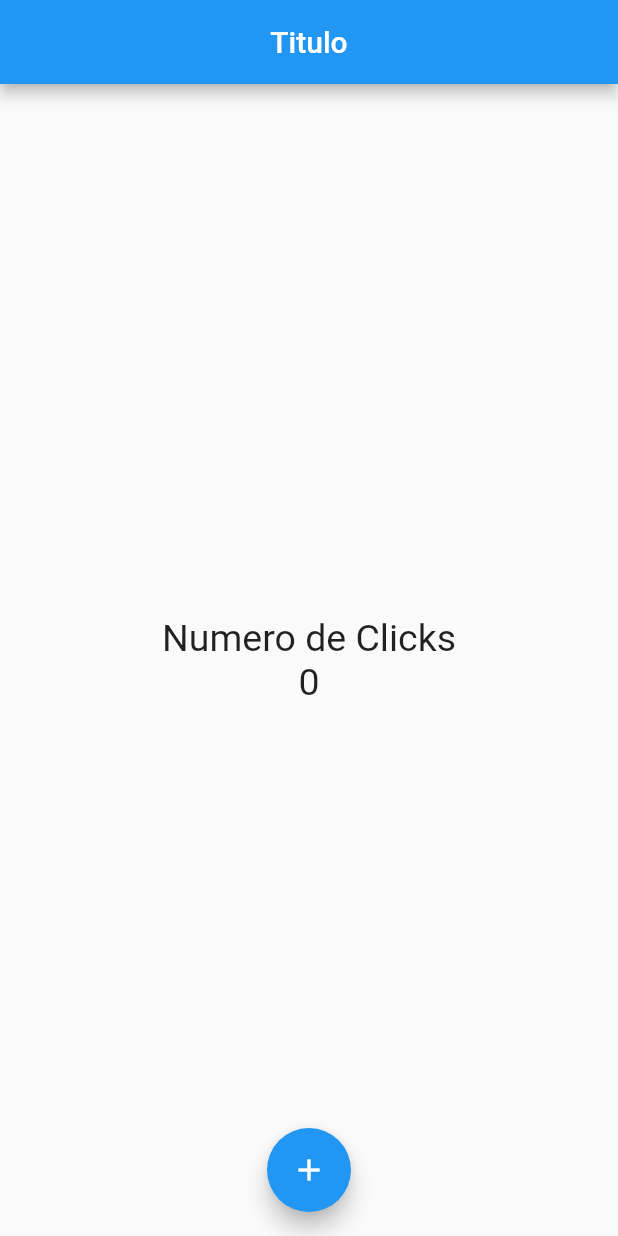
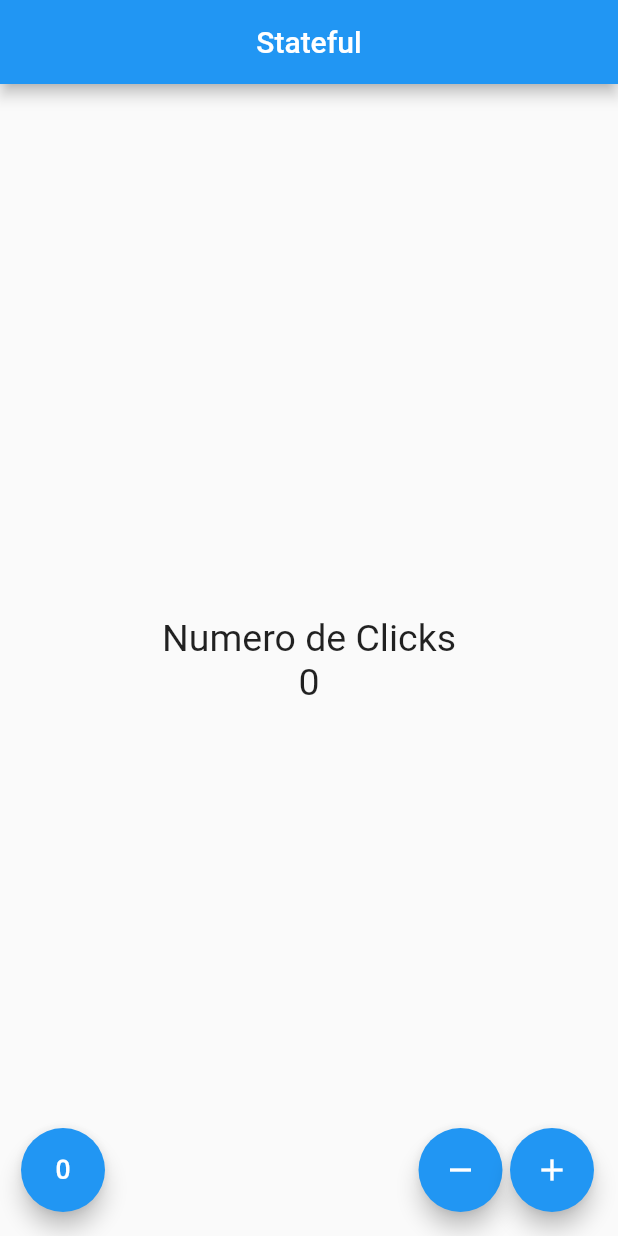
Before and after one commit to ElisAlvarez75/Flutter-Contador, a Flutter app: the screen it shows after launch, on a phone screen of 412 x 824 dp. Run offline on Flutter 3.47's test engine with Material 2 defaults, Android fonts, the phone set to English and light mode, and no system bars.

Commit message:
App Finalizada

```diff
--- a/lib/src/app.dart
+++ b/lib/src/app.dart
@@ -1,4 +1,4 @@
-import 'package:contador/src/pages/home_page.dart';
+import 'package:contador/src/pages/contador_page.dart';
 import 'package:flutter/material.dart';
 
 
@@ -6,8 +6,10 @@ class MyApp extends StatelessWidget {
   @override
   Widget build(context) {
     return MaterialApp(
+      debugShowCheckedModeBanner: false,
       home:
-      Center(child: HomePage() ),
+      Center(
+          child: ContadorPage() ),
     );
   }
 }
--- /dev/null
+++ b/lib/src/pages/contador_page.dart
@@ -0,0 +1,80 @@
+import 'package:flutter/material.dart';
+
+class ContadorPage extends StatefulWidget {
+  @override
+  createState() => _ContadorPageState();
+}
+
+class _ContadorPageState extends State<ContadorPage> {
+  final _estiloTexto = new TextStyle(fontSize: 25);
+  int _conteo = 0;
+
+  @override
+  Widget build(BuildContext context) {
+    return Scaffold(
+        appBar: AppBar(
+          title: Text('Stateful'),
+          centerTitle: true,
+        ),
+        body: Center(
+          child: Column(
+            mainAxisAlignment: MainAxisAlignment.center,
+            children: [
+              Text(
+                'Numero de Clicks',
+                style: _estiloTexto,
+              ),
+              Text(
+                '$_conteo',
+                style: _estiloTexto,
+              )
+            ],
+          ),
+        ),
+        floatingActionButton: _crearBotones());
+  }
+
+
+  Widget _crearBotones() {
+    return Row(
+      mainAxisAlignment: MainAxisAlignment.end,
+      children: <Widget>[
+        SizedBox(
+          width: 30.0,
+        ),
+        FloatingActionButton(child: Icon(Icons.exposure_zero), onPressed: _reset),
+        Expanded(
+            child: SizedBox(
+            )),
+        FloatingActionButton(child: Icon(Icons.remove), onPressed: _sustraer),
+        SizedBox(
+          width: 5.0,
+        ),
+        FloatingActionButton(child: Icon(Icons.add), onPressed: _agregar),
+      ],
+    );
+  }
+
+  void _agregar() {
+    setState(() => _conteo++);
+  }
+
+  void _sustraer() {
+    setState(() {
+      _conteo --;
+    });
+  }
+
+  void _reset(){
+
+    setState(() {
+      _conteo = 0;
+    });
+  }
+
+
+
+
+
+
+}
--- a/lib/src/pages/home_page.dart
+++ b/lib/src/pages/home_page.dart
@@ -1,13 +1,12 @@
-
-
 import 'package:flutter/material.dart';
 
 class HomePage extends StatelessWidget {
 
   final estiloTexto = new TextStyle(fontSize: 25);
+  final conteo = 10;
 
   @override
-  Widget build(BuildContext context){
+  Widget build(BuildContext context) {
     return Scaffold(
         appBar: AppBar(
           title: Text('Titulo'),
@@ -17,14 +16,17 @@ class HomePage extends StatelessWidget {
           child: Column(
             mainAxisAlignment: MainAxisAlignment.center,
             children: [
-            Text('Numero de Clicks',style: estiloTexto,),
-            Text('0', style: estiloTexto,)
+              Text('Numero de Clicks', style: estiloTexto,),
+              Text( '$conteo', style: estiloTexto,)
             ],
           ),
         ),
         floatingActionButton: FloatingActionButton(
-        child: Icon( Icons.add),
-        onPressed: () {print('Hola');},
+          child: Icon(Icons.add),
+          onPressed: () {
+            print('Hola');
+
+          },
 
         ),
         floatingActionButtonLocation: FloatingActionButtonLocation.centerFloat
```
Also changed, not shown: pubspec.lock. Lines whose indentation alone changed are shown as unchanged.
